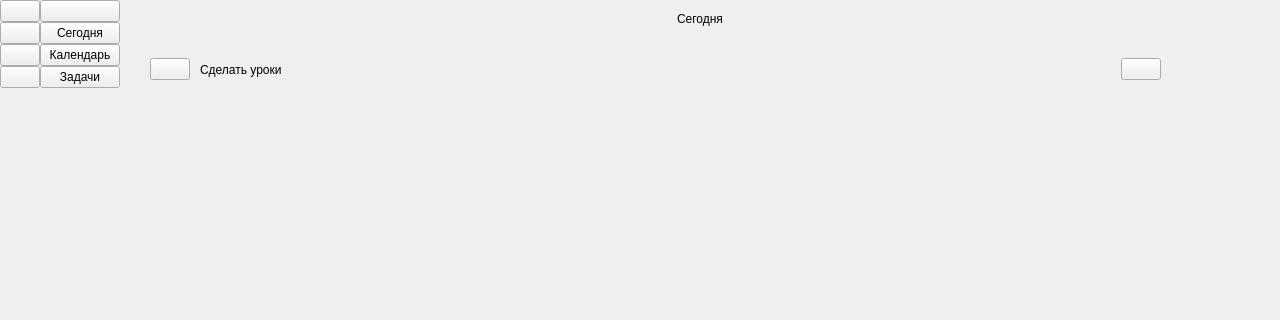
Qt form mainwindow.ui (fnDxrk/ToDo_VPHAMI) before a commit; both pictures show x 0 to 1280 and y 0 to 320 of the 1280 by 720 pixel window.
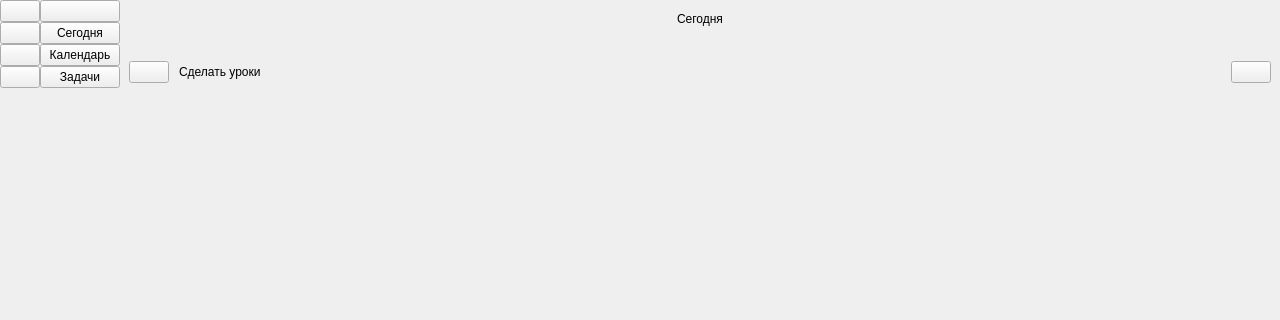
The same form after that commit. Icons and pictures are not drawn.

Commit message: Resize event widget

Diff of the .ui file:
```diff
--- a/mainwindow.ui
+++ b/mainwindow.ui
@@ -354,14 +354,14 @@
           <number>0</number>
          </property>
          <widget class="QWidget" name="today_page">
+          <layout class="QVBoxLayout" name="verticalLayout_6">
+           <item>
           <widget class="QWidget" name="event_widget" native="true">
-           <property name="geometry">
-            <rect>
-             <x>30</x>
-             <y>10</y>
-             <width>1011</width>
-             <height>43</height>
-            </rect>
+             <property name="minimumSize">
+              <size>
+               <width>0</width>
+               <height>50</height>
+              </size>
            </property>
            <layout class="QHBoxLayout" name="horizontalLayout_4">
             <property name="spacing">
@@ -451,6 +451,21 @@
             </item>
            </layout>
           </widget>
+           </item>
+           <item>
+            <spacer name="verticalSpacer_3">
+             <property name="orientation">
+              <enum>Qt::Vertical</enum>
+             </property>
+             <property name="sizeHint" stdset="0">
+              <size>
+               <width>20</width>
+               <height>603</height>
+              </size>
+             </property>
+            </spacer>
+           </item>
+          </layout>
          </widget>
          <widget class="QWidget" name="calendar_page">
           <layout class="QGridLayout" name="gridLayout_2">
```
Lines whose indentation alone changed are shown as unchanged. The commit also changes 1 other file.
